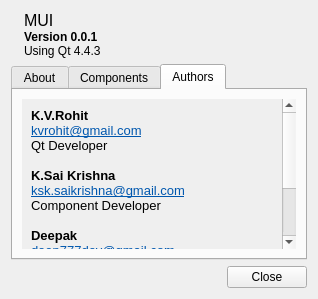
First picture: the form in src/MUI/ui/about.ui, repository kvrohit/muiplayer, before the edit.
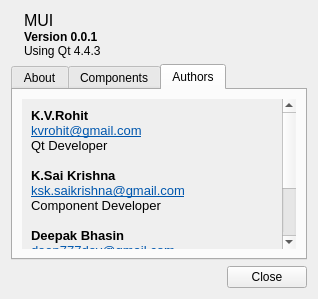
Second picture: the form after the edit. The open tabs and pages were chosen to show the change. Icons and pictures are not drawn.

Commit message: Minor change to About UI (Components tab was selected by default; fixed)

What changed in the file:
```diff
--- a/src/MUI/ui/about.ui
+++ b/src/MUI/ui/about.ui
@@ -175,7 +175,7 @@
            <rect>
             <x>0</x>
             <y>0</y>
-            <width>194</width>
+            <width>259</width>
             <height>273</height>
            </rect>
           </property>
@@ -186,18 +186,18 @@
               <string>&lt;!DOCTYPE HTML PUBLIC "-//W3C//DTD HTML 4.0//EN" "http://www.w3.org/TR/REC-html40/strict.dtd">
 &lt;html>&lt;head>&lt;meta name="qrichtext" content="1" />&lt;style type="text/css">
 p, li { white-space: pre-wrap; }
-&lt;/style>&lt;/head>&lt;body style=" font-family:'DejaVu Sans'; font-size:9pt; font-weight:400; font-style:normal;">
-&lt;p style=" margin-top:0px; margin-bottom:0px; margin-left:0px; margin-right:0px; -qt-block-indent:0; text-indent:0px; font-family:'MS Shell Dlg 2'; font-size:8pt;">&lt;span style=" font-size:10pt; font-weight:600;">K.V.Rohit&lt;/span>&lt;/p>
-&lt;p style=" margin-top:0px; margin-bottom:0px; margin-left:0px; margin-right:0px; -qt-block-indent:0; text-indent:0px; font-family:'MS Shell Dlg 2'; font-size:10pt;">&lt;a href="mailto:kvrohit@gmail.com">&lt;span style=" text-decoration: underline; color:#0057ae;">kvrohit@gmail.com&lt;/span>&lt;/a>&lt;br />Qt Developer&lt;/p>
-&lt;p style="-qt-paragraph-type:empty; margin-top:0px; margin-bottom:0px; margin-left:0px; margin-right:0px; -qt-block-indent:0; text-indent:0px; font-size:10pt; text-decoration: underline; color:#0057ae;">&lt;/p>
-&lt;p style=" margin-top:0px; margin-bottom:0px; margin-left:0px; margin-right:0px; -qt-block-indent:0; text-indent:0px; font-family:'MS Shell Dlg 2'; font-size:10pt;">&lt;span style=" font-weight:600;">K.Sai Krishna&lt;/span>&lt;/p>
-&lt;p style=" margin-top:0px; margin-bottom:0px; margin-left:0px; margin-right:0px; -qt-block-indent:0; text-indent:0px; font-family:'MS Shell Dlg 2'; font-size:10pt;">&lt;a href="mailto:ksk.saikrishna@gmail.com">&lt;span style=" text-decoration: underline; color:#0057ae;">ksk.saikrishna@gmail.com&lt;/span>&lt;/a>&lt;br />Component Developer&lt;/p>
-&lt;p style="-qt-paragraph-type:empty; margin-top:0px; margin-bottom:0px; margin-left:0px; margin-right:0px; -qt-block-indent:0; text-indent:0px; font-family:'MS Shell Dlg 2'; font-size:10pt;">&lt;/p>
-&lt;p style=" margin-top:0px; margin-bottom:0px; margin-left:0px; margin-right:0px; -qt-block-indent:0; text-indent:0px; font-family:'MS Shell Dlg 2'; font-size:10pt;">&lt;span style=" font-weight:600;">Deepak&lt;/span>&lt;/p>
-&lt;p style=" margin-top:0px; margin-bottom:0px; margin-left:0px; margin-right:0px; -qt-block-indent:0; text-indent:0px; font-family:'MS Shell Dlg 2'; font-size:10pt;">&lt;a href="mailto:deep777dev@gmail.com">&lt;span style=" text-decoration: underline; color:#0057ae;">deep777dev@gmail.com&lt;/span>&lt;/a>&lt;br />Tester&lt;/p>
-&lt;p style="-qt-paragraph-type:empty; margin-top:0px; margin-bottom:0px; margin-left:0px; margin-right:0px; -qt-block-indent:0; text-indent:0px; font-family:'MS Shell Dlg 2'; font-size:10pt;">&lt;/p>
-&lt;p style=" margin-top:0px; margin-bottom:0px; margin-left:0px; margin-right:0px; -qt-block-indent:0; text-indent:0px; font-family:'MS Shell Dlg 2'; font-size:10pt;">&lt;span style=" font-weight:600;">M.Sai Kumar&lt;/span>&lt;/p>
-&lt;p style=" margin-top:0px; margin-bottom:0px; margin-left:0px; margin-right:0px; -qt-block-indent:0; text-indent:0px; font-family:'MS Shell Dlg 2'; font-size:10pt;">&lt;a href="mailto:master.msaikumar@gmail.com">&lt;span style=" text-decoration: underline; color:#0057ae;">master.msaikumar@gmail.com&lt;/span>&lt;/a>&lt;br />Qt Developer&lt;/p>&lt;/body>&lt;/html></string>
+&lt;/style>&lt;/head>&lt;body style=" font-family:'MS Shell Dlg 2'; font-size:8.25pt; font-weight:400; font-style:normal;">
+&lt;p style=" margin-top:0px; margin-bottom:0px; margin-left:0px; margin-right:0px; -qt-block-indent:0; text-indent:0px; font-size:8pt;">&lt;span style=" font-size:10pt; font-weight:600;">K.V.Rohit&lt;/span>&lt;/p>
+&lt;p style=" margin-top:0px; margin-bottom:0px; margin-left:0px; margin-right:0px; -qt-block-indent:0; text-indent:0px; font-size:10pt;">&lt;a href="mailto:kvrohit@gmail.com">&lt;span style=" text-decoration: underline; color:#0057ae;">kvrohit@gmail.com&lt;/span>&lt;/a>&lt;br />Qt Developer&lt;/p>
+&lt;p style="-qt-paragraph-type:empty; margin-top:0px; margin-bottom:0px; margin-left:0px; margin-right:0px; -qt-block-indent:0; text-indent:0px; font-family:'DejaVu Sans'; font-size:10pt; text-decoration: underline; color:#0057ae;">&lt;/p>
+&lt;p style=" margin-top:0px; margin-bottom:0px; margin-left:0px; margin-right:0px; -qt-block-indent:0; text-indent:0px; font-size:10pt;">&lt;span style=" font-weight:600;">K.Sai Krishna&lt;/span>&lt;/p>
+&lt;p style=" margin-top:0px; margin-bottom:0px; margin-left:0px; margin-right:0px; -qt-block-indent:0; text-indent:0px; font-size:10pt;">&lt;a href="mailto:ksk.saikrishna@gmail.com">&lt;span style=" text-decoration: underline; color:#0057ae;">ksk.saikrishna@gmail.com&lt;/span>&lt;/a>&lt;br />Component Developer&lt;/p>
+&lt;p style="-qt-paragraph-type:empty; margin-top:0px; margin-bottom:0px; margin-left:0px; margin-right:0px; -qt-block-indent:0; text-indent:0px; font-size:10pt;">&lt;/p>
+&lt;p style=" margin-top:0px; margin-bottom:0px; margin-left:0px; margin-right:0px; -qt-block-indent:0; text-indent:0px; font-size:10pt;">&lt;span style=" font-weight:600;">Deepak Bhasin&lt;/span>&lt;/p>
+&lt;p style=" margin-top:0px; margin-bottom:0px; margin-left:0px; margin-right:0px; -qt-block-indent:0; text-indent:0px; font-size:10pt;">&lt;a href="mailto:deep777dev@gmail.com">&lt;span style=" text-decoration: underline; color:#0057ae;">deep777dev@gmail.com&lt;/span>&lt;/a>&lt;br />Tester&lt;/p>
+&lt;p style="-qt-paragraph-type:empty; margin-top:0px; margin-bottom:0px; margin-left:0px; margin-right:0px; -qt-block-indent:0; text-indent:0px; font-size:10pt;">&lt;/p>
+&lt;p style=" margin-top:0px; margin-bottom:0px; margin-left:0px; margin-right:0px; -qt-block-indent:0; text-indent:0px; font-size:10pt;">&lt;span style=" font-weight:600;">M.Sai Kumar&lt;/span>&lt;/p>
+&lt;p style=" margin-top:0px; margin-bottom:0px; margin-left:0px; margin-right:0px; -qt-block-indent:0; text-indent:0px; font-size:10pt;">&lt;a href="mailto:master.msaikumar@gmail.com">&lt;span style=" text-decoration: underline; color:#0057ae;">msk_mymails@gmail.com&lt;/span>&lt;/a>&lt;br />Qt Developer&lt;/p>&lt;/body>&lt;/html></string>
              </property>
              <property name="scaledContents" >
               <bool>true</bool>
```
Left out of the diff: 20 changed lines with no effect on the pictures.
